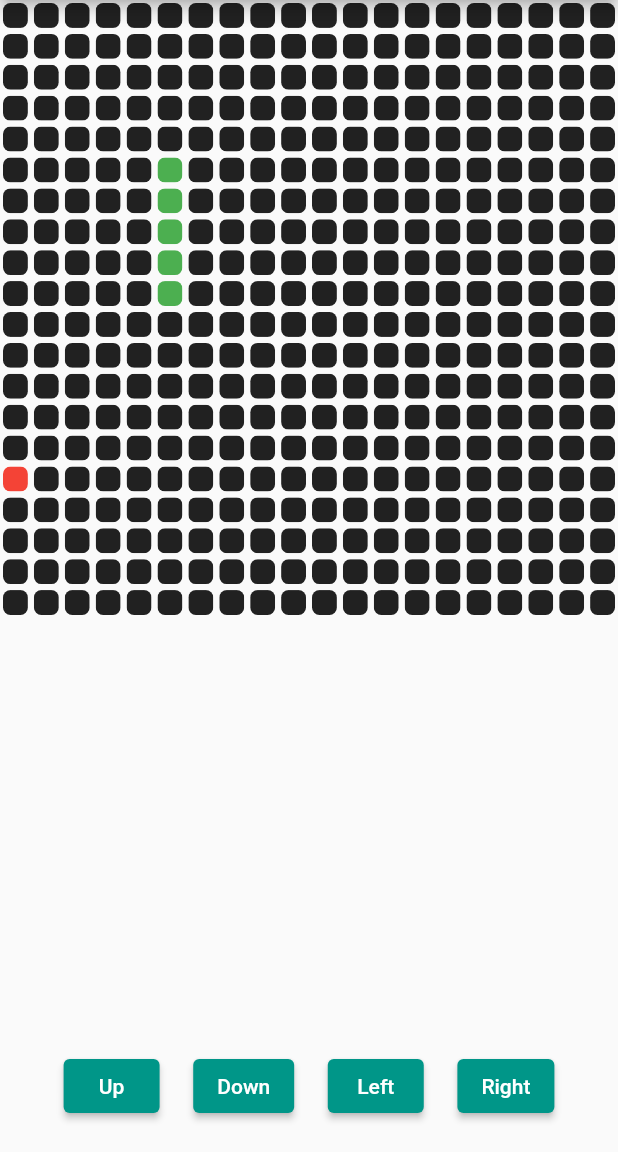
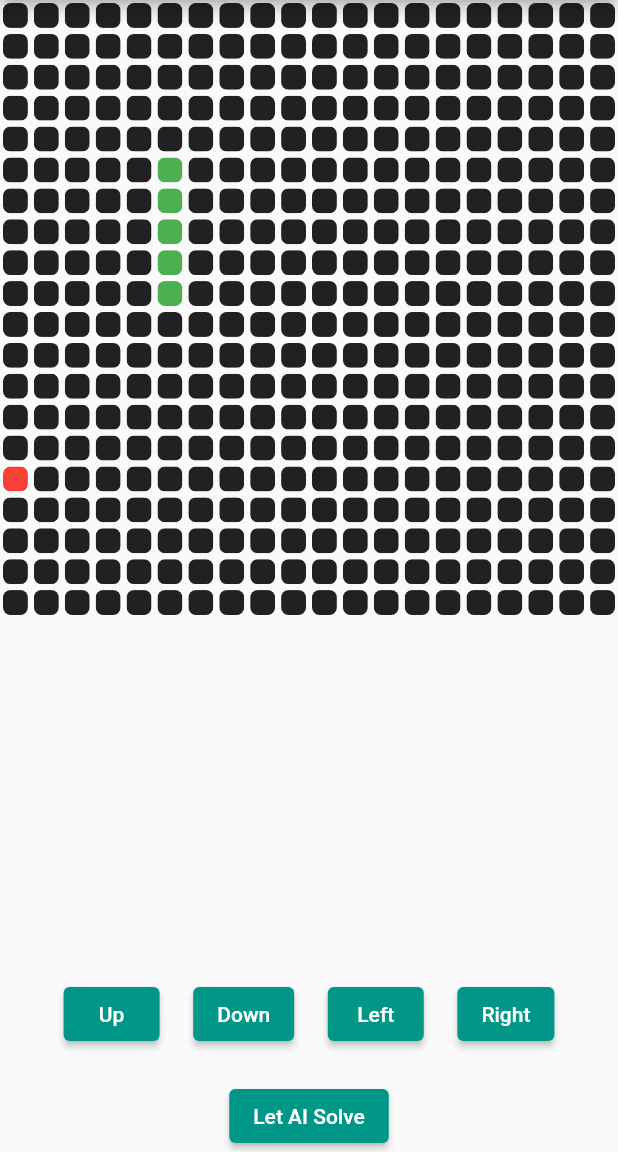
Before and after one commit to hyunjaemoon/portfolio, a Flutter app: the screen it shows after launch, after a tap on the "gamepad" icon, on a phone screen of 412 x 824 dp, the part 84-1236 px from its top. Run offline on Flutter 3.47's test engine with Material 2 defaults, Android fonts, the phone set to English and light mode, and no system bars.

Commit message:
Add "Let AI Play" mode in snake game

```diff
--- a/lib/snake.dart
+++ b/lib/snake.dart
@@ -2,6 +2,7 @@ import 'dart:async';
 import 'dart:math';
 import 'package:flutter/material.dart';
 import 'package:flutter/services.dart';
+import 'package:moonbook/snake_ai.dart';
 
 class SnakeGame extends StatefulWidget {
   @override
@@ -18,6 +19,16 @@ class _SnakeGameState extends State<SnakeGame> {
   int food = 300;
   String direction = 'down';
   bool hasMoved = false;
+
+  // Snake AI Logic
+  SnakeAI ai = SnakeAI();
+  bool isAIActive = false;
+
+  void startAI() {
+    setState(() {
+      isAIActive = !isAIActive; // Toggle AI on and off
+    });
+  }
 
   @override
   void initState() {
@@ -58,6 +69,10 @@ class _SnakeGameState extends State<SnakeGame> {
 
   void updateSnake() {
     setState(() {
+      if (isAIActive) {
+        direction = ai.getDirection(
+            direction, snakePosition, food); // Let AI decide the direction
+      }
       switch (direction) {
         case 'down':
           if (snakePosition.last > 379) {
@@ -93,7 +108,8 @@ class _SnakeGameState extends State<SnakeGame> {
 
       if (snakePosition.last == food) {
         // Generate new food position
-        food = numbers.firstWhere((element) => !snakePosition.contains(element));
+        food =
+            numbers.firstWhere((element) => !snakePosition.contains(element));
       } else {
         snakePosition.removeAt(0);
       }
@@ -118,16 +134,20 @@ class _SnakeGameState extends State<SnakeGame> {
       autofocus: true,
       onKey: (RawKeyEvent event) {
         if (!hasMoved && event is RawKeyDownEvent) {
-          if (event.logicalKey == LogicalKeyboardKey.arrowUp && direction != 'down') {
+          if (event.logicalKey == LogicalKeyboardKey.arrowUp &&
+              direction != 'down') {
             direction = 'up';
             hasMoved = true;
-          } else if (event.logicalKey == LogicalKeyboardKey.arrowDown && direction != 'up') {
+          } else if (event.logicalKey == LogicalKeyboardKey.arrowDown &&
+              direction != 'up') {
             direction = 'down';
             hasMoved = true;
-          } else if (event.logicalKey == LogicalKeyboardKey.arrowLeft && direction != 'right') {
+          } else if (event.logicalKey == LogicalKeyboardKey.arrowLeft &&
+              direction != 'right') {
             direction = 'left';
             hasMoved = true;
-          } else if (event.logicalKey == LogicalKeyboardKey.arrowRight && direction != 'left') {
+          } else if (event.logicalKey == LogicalKeyboardKey.arrowRight &&
+              direction != 'left') {
             direction = 'right';
             hasMoved = true;
           }
@@ -202,6 +222,13 @@ class _SnakeGameState extends State<SnakeGame> {
               ],
             ),
           ),
+          ElevatedButton(
+            onPressed: () {
+              // Toggle AI solving
+              startAI();
+            },
+            child: Text(isAIActive ? "Disable AI" : "Let AI Solve"),
+          ),
         ],
       ),
     );
--- /dev/null
+++ b/lib/snake_ai.dart
@@ -0,0 +1,16 @@
+// snake_ai.dart
+
+class SnakeAI {
+  // Take current snakePosition, food position, and other game parameters
+  // Return a String direction like "up", "down", "left", "right"
+  String getDirection(String direction, List<int> snakePosition, int food) {
+    // Implement your AI logic here
+    // Example: Calculate the Manhattan distance between the snake's head and the food.
+    // Decide the direction based on the shortest distance without running into the snake itself or walls.
+    // For now, returning "up" just as an example.
+    if (direction == "down") {
+      return "left";
+    }
+    return "up";
+  }
+}
```
